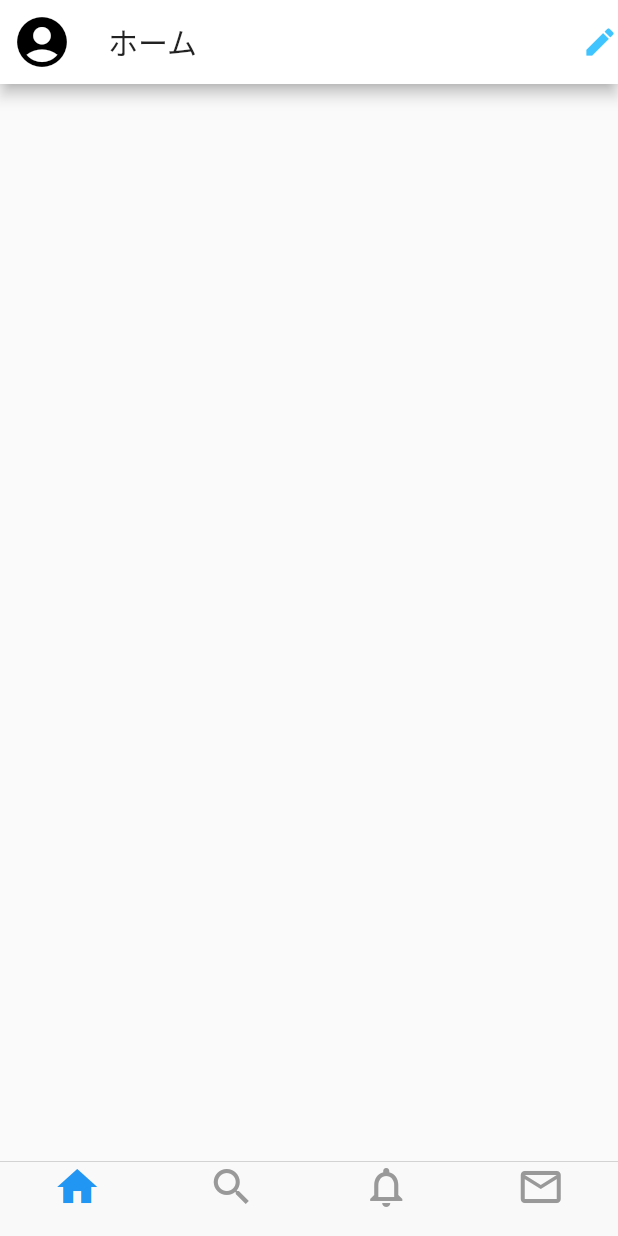
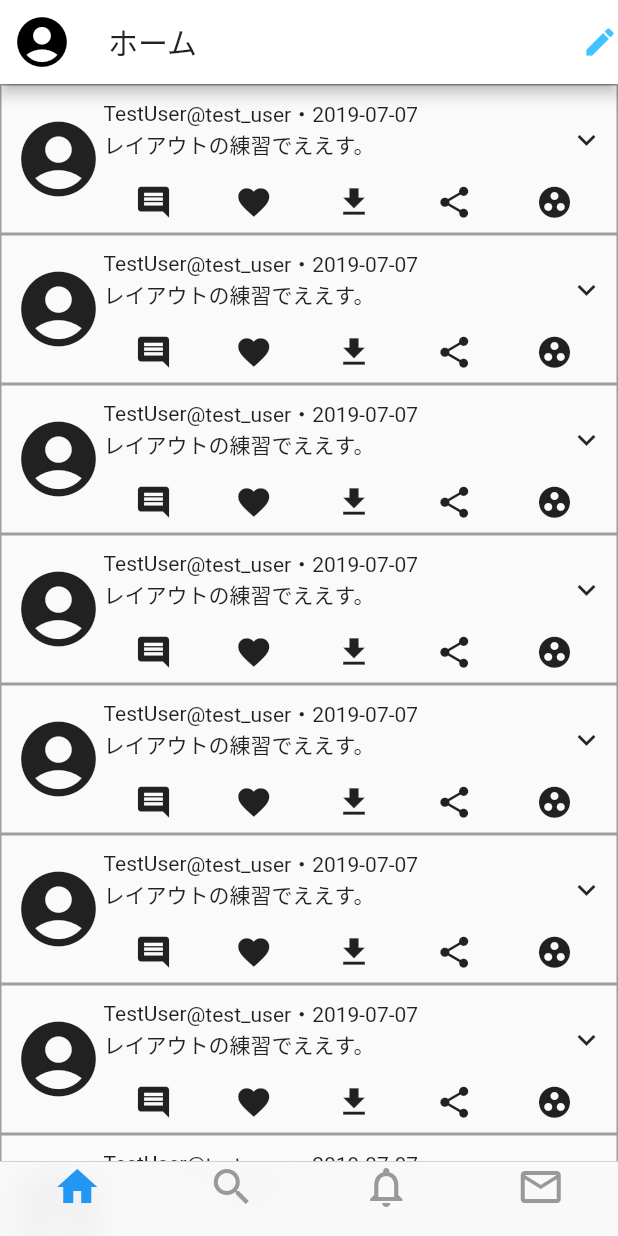
Before and after one commit to akiyosh1991/udacity_flutter, a Flutter app: the screen it shows after launch, on a phone screen of 412 x 824 dp. Run offline on Flutter 3.47's test engine with Material 2 defaults, Android fonts, the phone set to English and light mode, and no system bars.

Commit message:
レイアウト練習

```diff
--- a/lib/UI/Pages/Home.dart
+++ b/lib/UI/Pages/Home.dart
@@ -26,8 +26,95 @@ class Home extends StatelessWidget {
 }
 
 class HomeListItem extends StatelessWidget {
+  var Content = Column(
+    children: <Widget>[
+      Expanded(
+      child: Container(
+        child: Row(
+          children: <Widget>[
+            Expanded(
+                child: Column(
+                  children: <Widget>[
+                    Container(
+                      child: Row(
+                        children: <Widget>[
+                          Text('TestUser'),
+                          Text('@test_user・2019-07-07')
+                        ],
+                      ),
+                    ),
+                   Row(children: <Widget>[
+                     Text('レイアウトの練習でええす。')
+                   ],)
+
+                  ],
+                )
+            ),
+            Icon(Icons.expand_more, size: 24.0,)
+          ],
+        ),
+      ),
+      ),
+      Container(
+        height: 25.0,
+        child: Row(
+          children: <Widget>[
+            Expanded(
+               child: FittedBox(
+                 fit: BoxFit.contain,
+                 child: Icon(Icons.comment),
+               ),
+            ),
+            Expanded(
+              child: FittedBox(
+                fit: BoxFit.contain,
+                child: Icon(Icons.favorite),
+              ),
+            ),
+            Expanded(
+              child: FittedBox(
+                fit: BoxFit.contain,
+                child: Icon(Icons.file_download),
+              ),
+            ),
+            Expanded(
+              child: FittedBox(
+                fit: BoxFit.contain,
+                child: Icon(Icons.share),
+              ),
+            ),
+            Expanded(
+              child: FittedBox(
+                fit: BoxFit.contain,
+                child: Icon(Icons.group_work),
+              ),
+            ),
+          ],
+        ),
+      )
+    ],
+  );
   @override
   Widget build(BuildContext context) {
-    return Container();
+    return Container(
+      decoration: BoxDecoration(
+        border: Border.all(
+          width: 1,
+          color: Colors.grey
+        ),
+      ),
+      height:100.0,
+      child: Padding(
+        padding: const EdgeInsets.all(8.0),
+        child: Row(
+          children: <Widget>[
+            Icon(Icons.account_circle,size: 60.0),
+            Expanded(
+              child: Content,
+            )
+          ],
+        ),
+      ),
+    );
   }
 }
```
